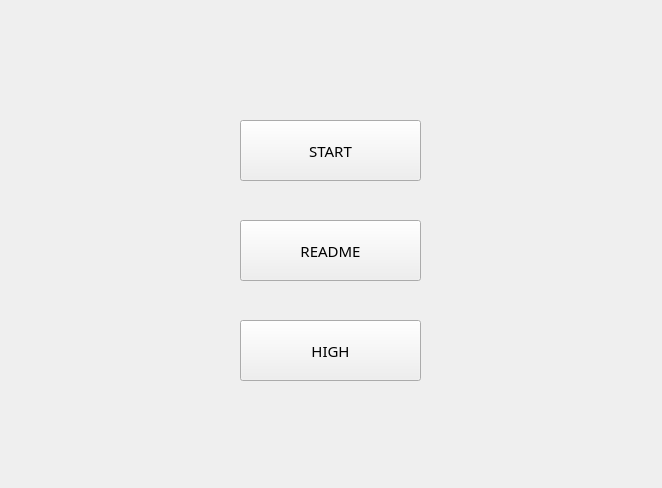
The window that TankGame/mainwindow.ui (anlowee/TankGame) describes before a commit, drawn with Qt 5.
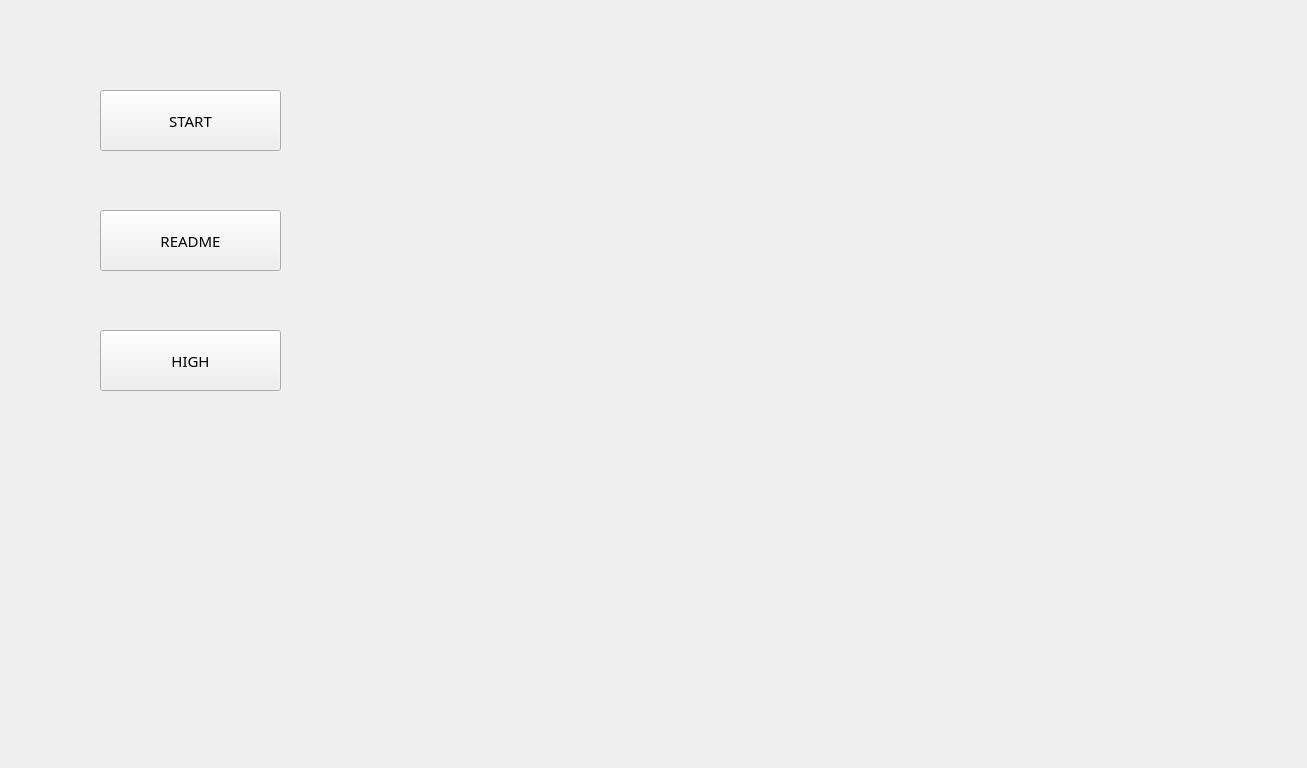
The same window after the commit. Icons and pictures are not drawn.

Patch:
```diff
--- a/TankGame/mainwindow.ui
+++ b/TankGame/mainwindow.ui
@@ -6,8 +6,8 @@
    <rect>
     <x>0</x>
     <y>0</y>
-    <width>662</width>
-    <height>488</height>
+    <width>1307</width>
+    <height>768</height>
    </rect>
   </property>
   <property name="minimumSize">
@@ -26,8 +26,8 @@
    <widget class="QPushButton" name="btn_start">
     <property name="geometry">
      <rect>
-      <x>240</x>
-      <y>120</y>
+      <x>100</x>
+      <y>90</y>
       <width>181</width>
       <height>61</height>
      </rect>
@@ -48,8 +48,8 @@
    <widget class="QPushButton" name="btn_readme">
     <property name="geometry">
      <rect>
-      <x>240</x>
-      <y>220</y>
+      <x>100</x>
+      <y>210</y>
       <width>181</width>
       <height>61</height>
      </rect>
@@ -70,8 +70,8 @@
    <widget class="QPushButton" name="btn_high">
     <property name="geometry">
      <rect>
-      <x>240</x>
-      <y>320</y>
+      <x>100</x>
+      <y>330</y>
       <width>181</width>
       <height>61</height>
      </rect>
@@ -89,6 +89,18 @@
      <string>HIGH</string>
     </property>
    </widget>
+   <widget class="QStackedWidget" name="stackedWidget">
+    <property name="geometry">
+     <rect>
+      <x>300</x>
+      <y>20</y>
+      <width>1181</width>
+      <height>571</height>
+     </rect>
+    </property>
+    <widget class="QWidget" name="ReadmeWindow"/>
+    <widget class="QWidget" name="High"/>
+   </widget>
   </widget>
  </widget>
  <layoutdefault spacing="6" margin="11"/>
```
